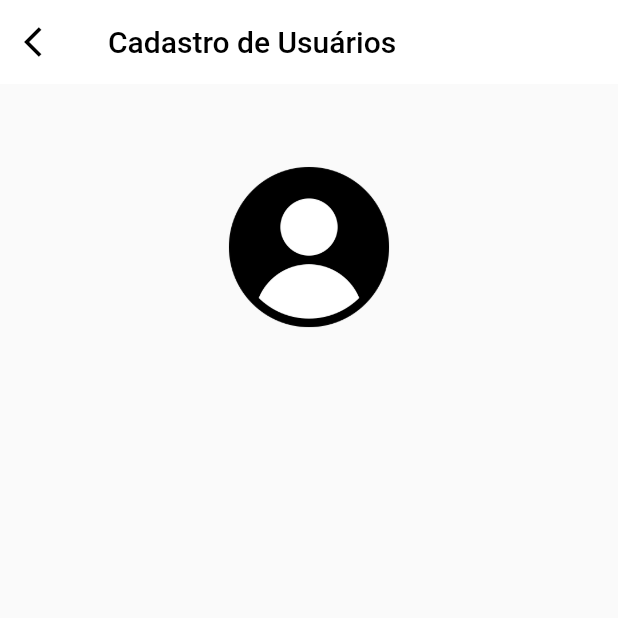
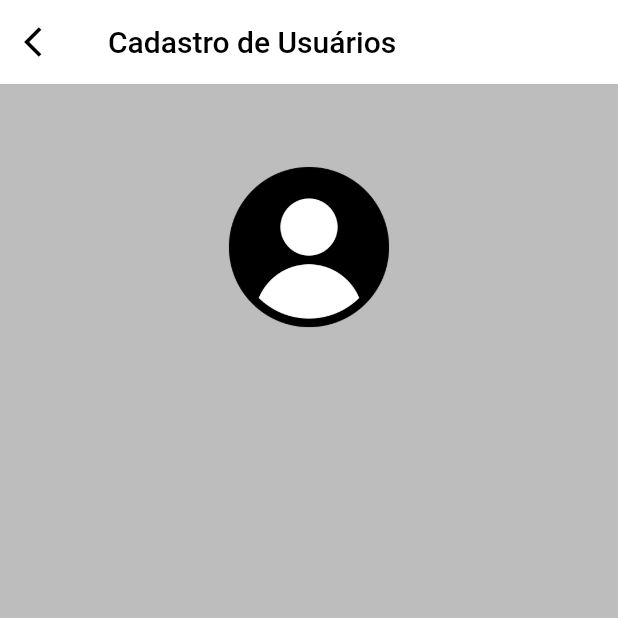
Before and after one commit to megarubber/vitahealth, a Flutter app: the screen it shows after launch, on a phone screen of 412 x 824 dp, the top half of it. Run offline on Flutter 3.47's test engine with Material 2 defaults, Android fonts, the light colour scheme and no system bars; our stand-ins replace flutter_screenutil, fluttertoast, google_fonts, image_picker.

Commit message:
style: preparing background

```diff
--- a/lib/screens/register.dart
+++ b/lib/screens/register.dart
@@ -24,6 +24,7 @@ class RegisterState extends State<Register> {
   @override
   Widget build(BuildContext context) {
     return Scaffold(
+      backgroundColor: ProjectColors().backgroundV1,
       appBar: AppBar(
         leading: IconButton(
           icon: Icon(
```
